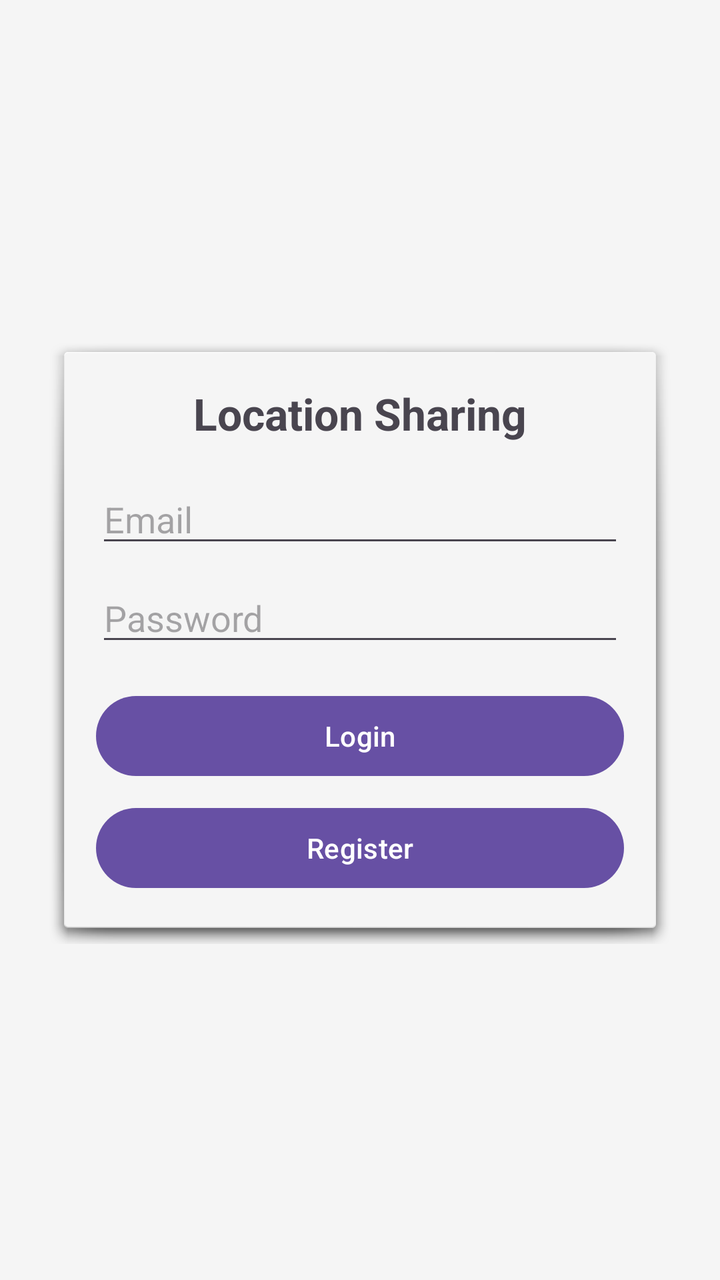
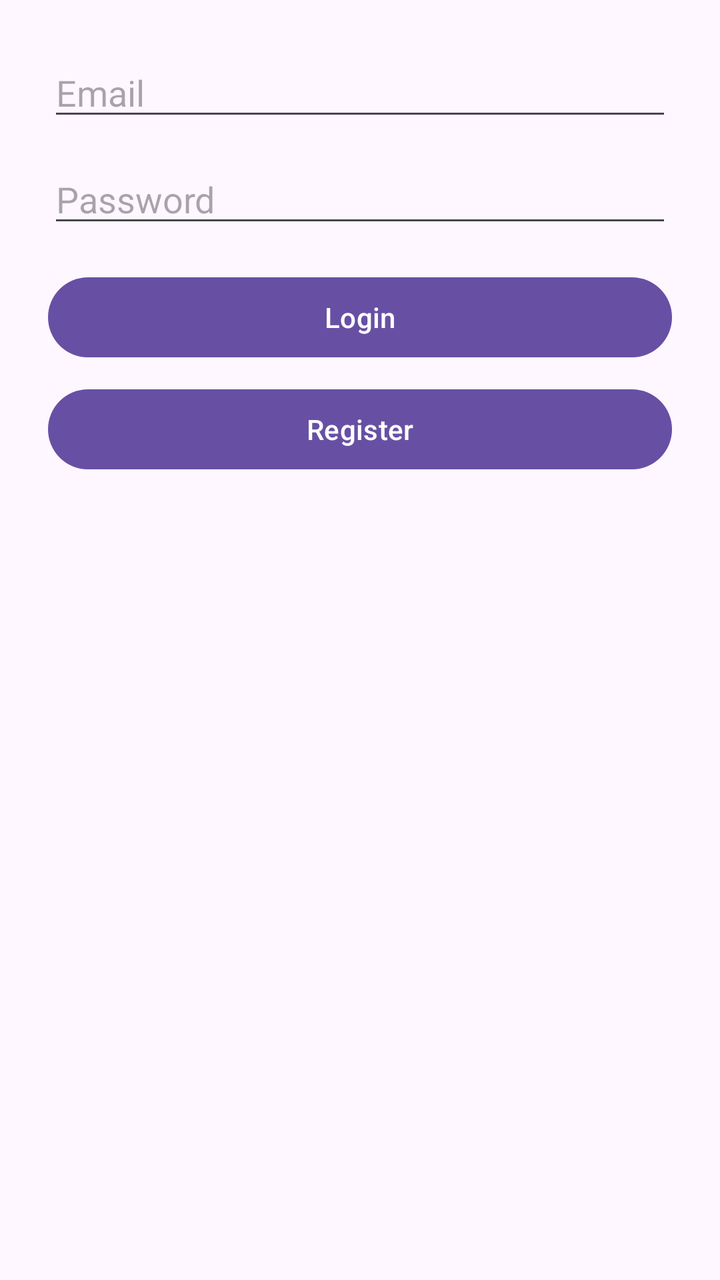

The first picture is an Android layout as it rendered before a commit; the second is the same layout after the commit. The layout source and the unified diff follow.
<!-- AndroidManifest.xml: application theme Theme.LocationSharing -->
<!-- res/layout/activity_auth.xml -->
<?xml version="1.0" encoding="utf-8"?>
<LinearLayout xmlns:android="http://schemas.android.com/apk/res/android"
    android:layout_width="match_parent"
    android:layout_height="match_parent"
    android:orientation="vertical"
    android:gravity="center"
    android:background="#F5F5F5"
    android:padding="24dp">

    <LinearLayout
        android:layout_width="match_parent"
        android:layout_height="wrap_content"
        android:orientation="vertical"
        android:padding="24dp"
        android:background="@android:drawable/dialog_holo_light_frame">

        <TextView
            android:layout_width="wrap_content"
            android:layout_height="wrap_content"
            android:text="Location Sharing"
            android:textSize="22sp"
            android:textStyle="bold"
            android:layout_gravity="center"
            android:paddingBottom="16dp" />

        <EditText
            android:id="@+id/etEmail"
            android:layout_width="match_parent"
            android:layout_height="wrap_content"
            android:hint="Email"
            android:inputType="textEmailAddress" />

        <EditText
            android:id="@+id/etPassword"
            android:layout_width="match_parent"
            android:layout_height="wrap_content"
            android:layout_marginTop="8dp"
            android:hint="Password"
            android:inputType="textPassword" />

        <Button
            android:id="@+id/btnLogin"
            android:layout_width="match_parent"
            android:layout_height="wrap_content"
            android:layout_marginTop="16dp"
            android:text="Login" />

        <Button
            android:id="@+id/btnRegister"
            android:layout_width="match_parent"
            android:layout_height="wrap_content"
            android:layout_marginTop="8dp"
            android:text="Register" />

    </LinearLayout>
</LinearLayout>
<!-- resources referenced by this layout -->
<resources>
  <style name="Theme.LocationSharing" parent="Base.Theme.LocationSharing" />
  <style name="Base.Theme.LocationSharing" parent="Theme.Material3.DayNight.NoActionBar">
          
          
      </style>
</resources>

<!-- the commit's change to res/layout/activity_auth.xml (unified diff, before → after) -->
@@ -1,27 +1,13 @@
 <?xml version="1.0" encoding="utf-8"?>
-<LinearLayout xmlns:android="http://schemas.android.com/apk/res/android"
-    android:layout_width="match_parent"
-    android:layout_height="match_parent"
-    android:orientation="vertical"
-    android:gravity="center"
-    android:background="#F5F5F5"
-    android:padding="24dp">
+<layout xmlns:android="http://schemas.android.com/apk/res/android">
+
+    <data />
 
     <LinearLayout
         android:layout_width="match_parent"
-        android:layout_height="wrap_content"
+        android:layout_height="match_parent"
         android:orientation="vertical"
-        android:padding="24dp"
-        android:background="@android:drawable/dialog_holo_light_frame">
-
-        <TextView
-            android:layout_width="wrap_content"
-            android:layout_height="wrap_content"
-            android:text="Location Sharing"
-            android:textSize="22sp"
-            android:textStyle="bold"
-            android:layout_gravity="center"
-            android:paddingBottom="16dp" />
+        android:padding="24dp">
 
         <EditText
             android:id="@+id/etEmail"
@@ -34,23 +20,23 @@
             android:id="@+id/etPassword"
             android:layout_width="match_parent"
             android:layout_height="wrap_content"
-            android:layout_marginTop="8dp"
             android:hint="Password"
-            android:inputType="textPassword" />
+            android:inputType="textPassword"
+            android:layout_marginTop="12dp" />
 
         <Button
             android:id="@+id/btnLogin"
             android:layout_width="match_parent"
             android:layout_height="wrap_content"
-            android:layout_marginTop="16dp"
-            android:text="Login" />
+            android:text="Login"
+            android:layout_marginTop="16dp" />
 
         <Button
             android:id="@+id/btnRegister"
             android:layout_width="match_parent"
             android:layout_height="wrap_content"
-            android:layout_marginTop="8dp"
-            android:text="Register" />
+            android:text="Register"
+            android:layout_marginTop="8dp" />
 
     </LinearLayout>
-</LinearLayout>
+</layout>
